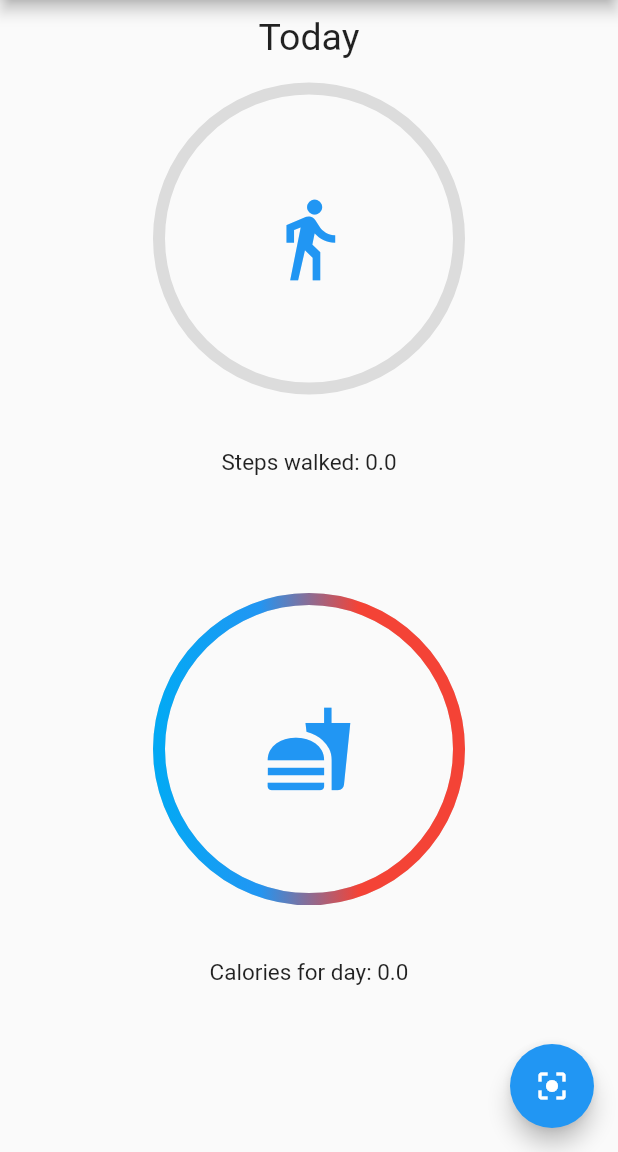
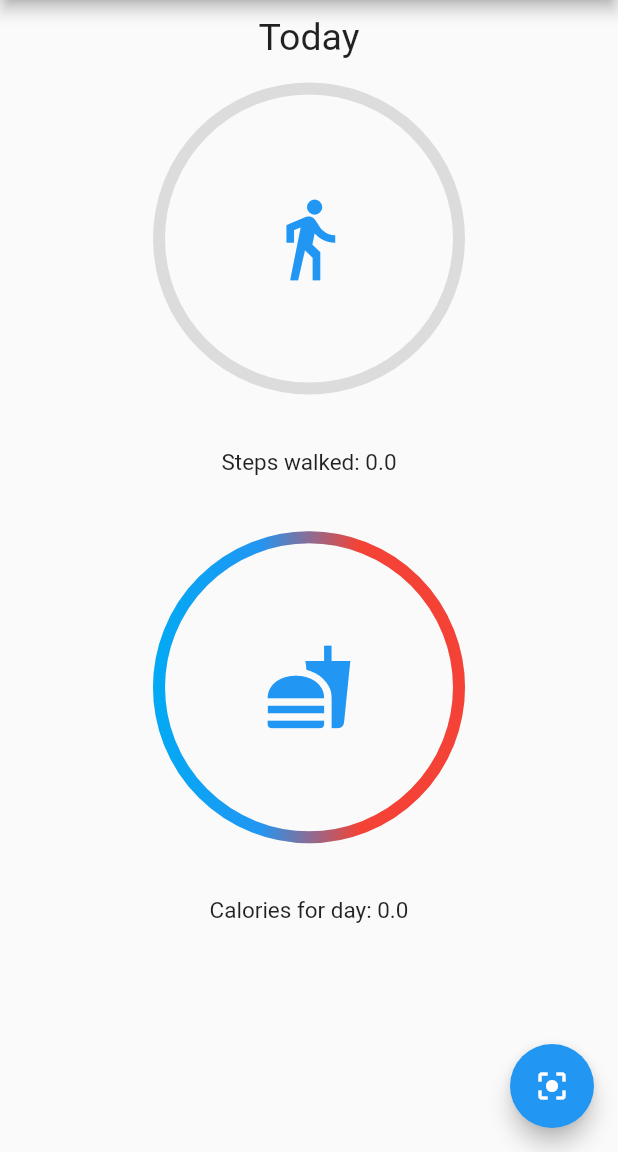
Before and after one commit to ThugsOfFirangistan/HarmonyHealth, a Flutter app: the screen it shows after launch, on a phone screen of 412 x 824 dp, the part 84-1236 px from its top. Run offline on Flutter 3.47's test engine with Material 2 defaults, Android fonts, the phone set to English and light mode, and no system bars; our stand-ins replace pedometer; missing offline and left inert: back_button_interceptor, flutter_mobile_vision.

Commit message:
Add screenshots
Signed-off-by: Abhi Jain <devabhixda@gmail.com>

```diff
--- a/lib/homepage.dart
+++ b/lib/homepage.dart
@@ -104,7 +104,7 @@ class _HomePageState extends State<HomePage> {
                       style: TextStyle(fontSize: 15)),
                 ),
                 Container(
-                  height: (0.2) * MediaQuery.of(context).size.width,
+                  height: (0.1) * MediaQuery.of(context).size.width,
                 ),
                 RadialProgress(
                   goalCompleted:
```
Also changed, not shown: 4 other files.
